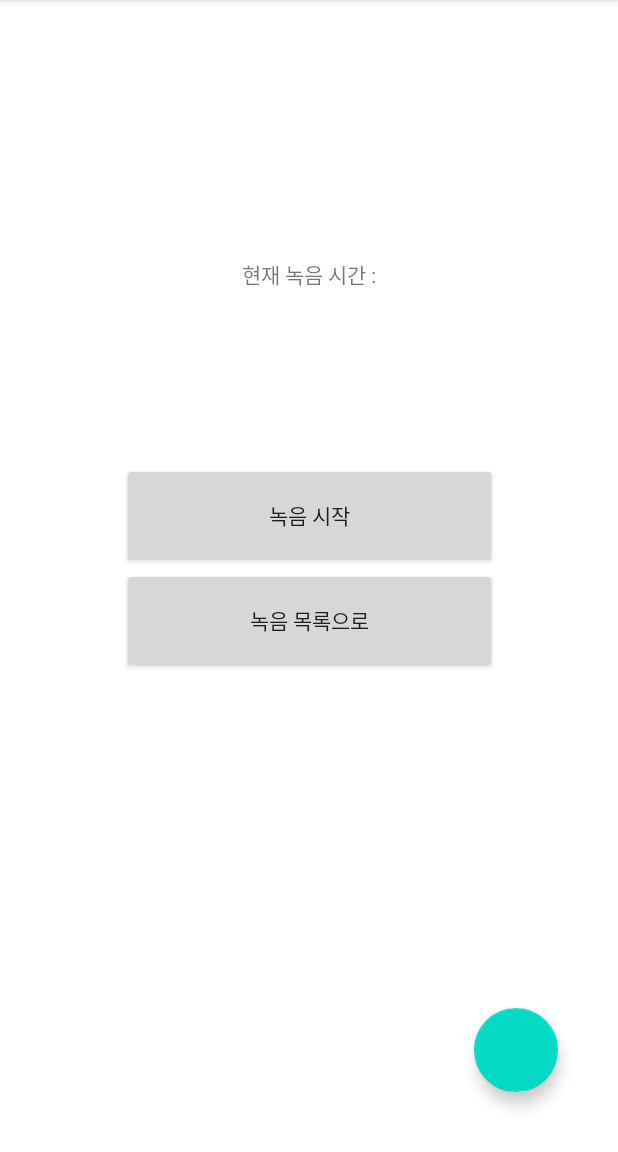
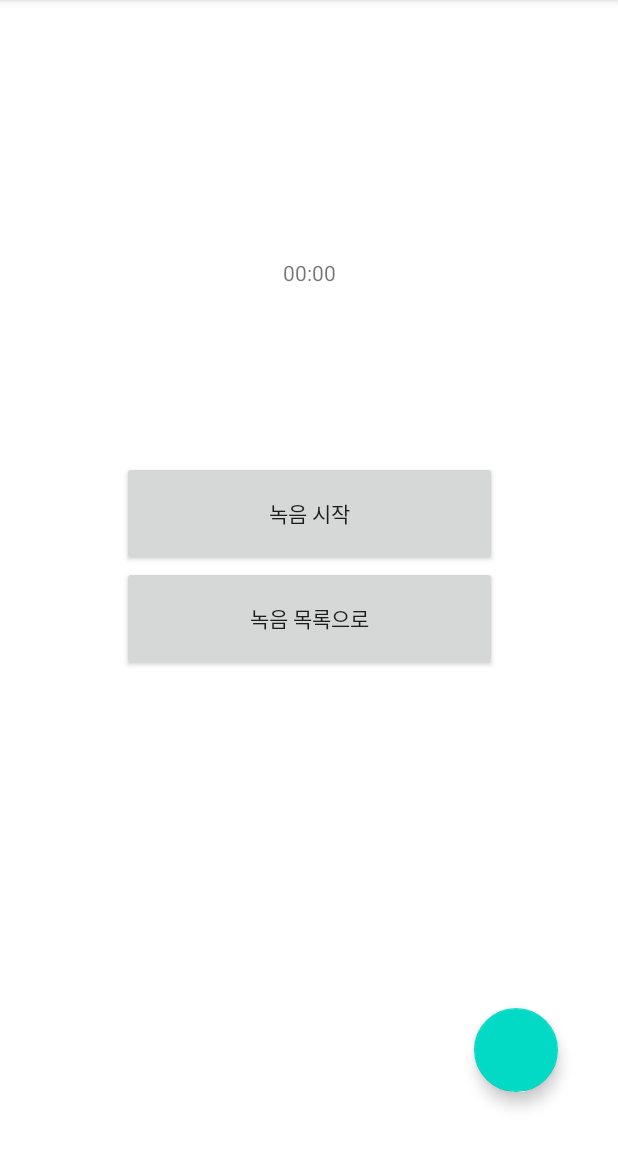
Before and after one commit to hwang434/Audio_Recorder, an Android app: the screen it shows after launch (MainActivity), on a phone screen of 412 x 824 dp, the part 84-1236 px from its top. Run offline under Robolectric (Android 15) with nearby library versions, the light colour scheme and no system bars; our stand-ins replace data binding; 3 statements that could not run were skipped.

Commit message:
녹음 시각 Plcae Holder 변경 녹음 시간을 나타내는 UI의 값을 00:00으로 시작하게 문자열을 변경.

```diff
--- a/app/src/main/res/values/strings.xml
+++ b/app/src/main/res/values/strings.xml
@@ -1,6 +1,6 @@
 <resources>
     <string name="app_name">Audio Recorder</string>
-    <string name="current_time_placeholder">현재 녹음 시간 :</string>
+    <string name="current_time_placeholder">00:00</string>
     <string name="upload_content_description">이미지 업로드</string>
     <string name="record_start_button">녹음 시작</string>
     <string name="record_stop_button">녹음 중지</string>
```
